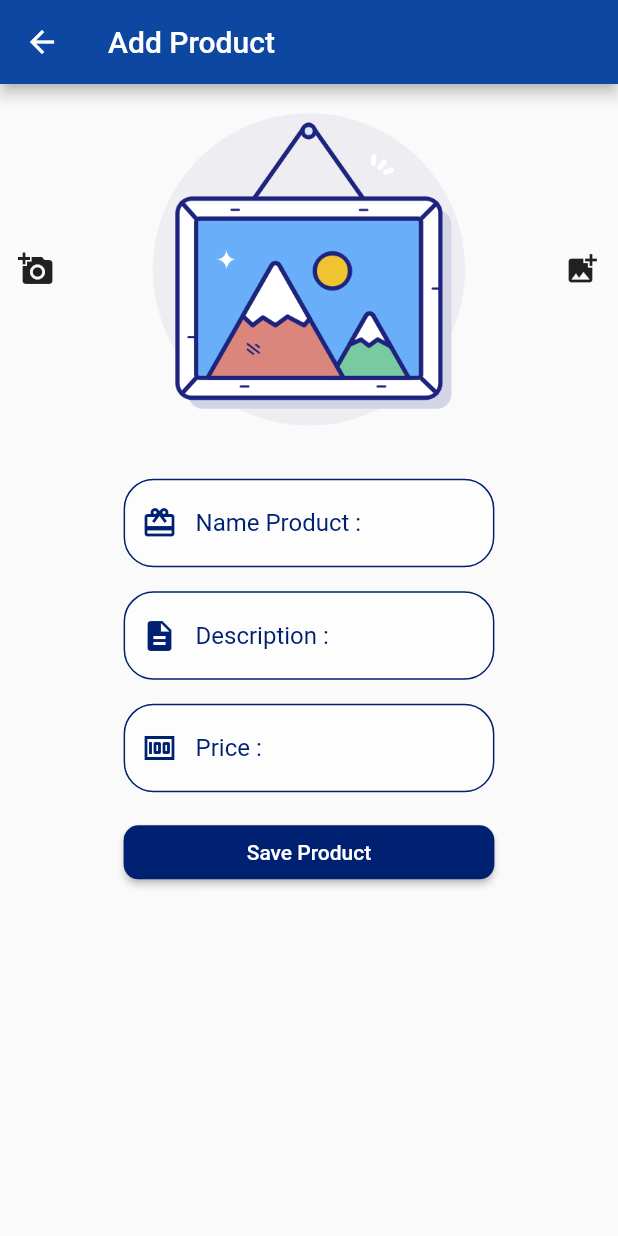
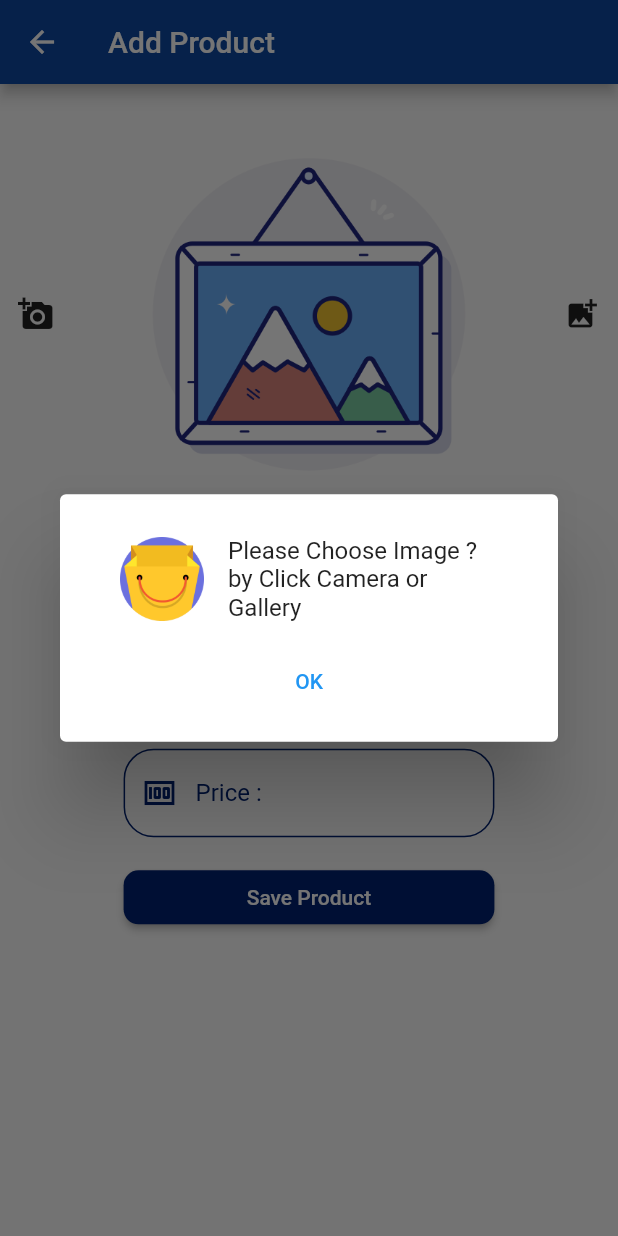
Before and after one commit to PatchaKaew/PatchaOSP, a Flutter app: the AddProduct screen opened by its route, after a tap on "Save Product", on a phone screen of 412 x 824 dp. Run offline on Flutter 3.47's test engine with Material 2 defaults, Android fonts, the phone set to English and light mode, and no system bars; our stand-ins replace cloud_firestore, firebase_auth, firebase_core, firebase_messaging, google_fonts, google_maps_flutter and 2 more; accounts and stored records are empty.

Commit message:
Require image Success

```diff
--- a/lib/states/add_product.dart
+++ b/lib/states/add_product.dart
@@ -1,4 +1,8 @@
+import 'dart:io';
+
 import 'package:flutter/material.dart';
+import 'package:image_picker/image_picker.dart';
+import 'package:kaewosp/utility/dialog.dart';
 import 'package:kaewosp/utility/my_style.dart';
 
 class AddProduct extends StatefulWidget {
@@ -8,6 +12,9 @@ class AddProduct extends StatefulWidget {
 
 class _AddProductState extends State<AddProduct> {
   double screen;
+  File file;
+  String name, destcrip, price;
+  bool statusProcess = false;
 
   Container buildName() {
     return Container(
@@ -17,7 +24,7 @@ class _AddProductState extends State<AddProduct> {
       margin: EdgeInsets.only(top: 16), //กำหนดระยะห่าง
       width: screen * 0.6,
       child: TextField(
-        onChanged: (value) {},
+        onChanged: (value) => name = value.trim(),
         decoration: InputDecoration(
           hintStyle: TextStyle(color: MyStyle().darkColor), //ใส่สีให้ hintStyle
           prefixIcon: Icon(
@@ -46,7 +53,7 @@ class _AddProductState extends State<AddProduct> {
       margin: EdgeInsets.only(top: 16), //กำหนดระยะห่าง
       width: screen * 0.6,
       child: TextField(
-        onChanged: (value) {},
+        onChanged: (value) => destcrip = value.trim(),
         decoration: InputDecoration(
           hintStyle: TextStyle(color: MyStyle().darkColor), //ใส่สีให้ hintStyle
           prefixIcon: Icon(
@@ -75,7 +82,8 @@ class _AddProductState extends State<AddProduct> {
       margin: EdgeInsets.only(top: 16), //กำหนดระยะห่าง
       width: screen * 0.6,
       child: TextField(
-        onChanged: (value) {},
+        keyboardType: TextInputType.number,
+        onChanged: (value) => price = value.trim(),
         decoration: InputDecoration(
           hintStyle: TextStyle(color: MyStyle().darkColor), //ใส่สีให้ hintStyle
           prefixIcon: Icon(
@@ -104,16 +112,26 @@ class _AddProductState extends State<AddProduct> {
         backgroundColor: MyStyle().primaryColor,
         title: Text('Add Product'),
       ),
-      body: SingleChildScrollView(
+      body: Stack(children: [
+        statusProcess ? MyStyle().showProgress() : SizedBox(),
+        buildSingleChildScrollView(),
+      ]),
+    );
+  }
+
+  SingleChildScrollView buildSingleChildScrollView() {
+    return SingleChildScrollView(
       child: Column(
         children: [
+          SizedBox(
+            height: 30,
+          ),
           buildRowImage(),
           buildName(),
           buildDescription(),
           buildPrice(),
           buildSaveProduct(),
         ],
-        ),
       ),
     );
   }
@@ -123,28 +141,105 @@ class _AddProductState extends State<AddProduct> {
       margin: EdgeInsets.only(top: 16),
       width: screen * 0.6,
       child: ElevatedButton(
-        style: ElevatedButton.styleFrom(primary: MyStyle().darkColor,
+        style: ElevatedButton.styleFrom(
+          primary: MyStyle().darkColor,
           shape: RoundedRectangleBorder(
             borderRadius: BorderRadius.circular(10),
           ),
         ),
-        onPressed: () {},
+        onPressed: () {
+          if (file == null) {
+            normalDialog(
+                context, 'Please Choose Image ? by Click Camera or Gallery');
+          } else if ((name?.isEmpty ?? true) ||
+              (destcrip?.isEmpty ?? true) ||
+              (price?.isEmpty ?? true)) {
+            normalDialog(context, 'Have Space ? Please Fill Every Blank');
+          } else {
+            confirmSave();
+          }
+        },
         child: Text('Save Product'),
       ),
     );
+  }
+
+  Future<Null> confirmSave() async {
+    showDialog(
+      //SimpleDialog มี Scrollview
+      context: context,
+      builder: (context) => SimpleDialog(
+        title: ListTile(
+          leading: Image.file(file),
+          //title: Text('Name = $name'),
+          title: Text(name),
+          subtitle: Text(destcrip),
+        ),
+        children: [
+          Row(
+            mainAxisAlignment: MainAxisAlignment.center,
+            children: [
+              Text(
+                'Price = $price BTH',
+                style: TextStyle(color: Colors.red, fontSize: 30),
+              ),
+            ],
+          ),
+          Row(
+            mainAxisAlignment: MainAxisAlignment.spaceAround,
+            children: [
+              TextButton(
+                onPressed: () {
+                  uploadImageAndInsertData();
+                  setState(() {
+                    statusProcess = true;
+                  });
+                  Navigator.pop(context);
+                },
+                child: Text('Save Product'),
+              ),
+              TextButton(
+                onPressed: () => Navigator.pop(context),
+                child: Text(
+                  'Cancle',
+                  style: TextStyle(color: Colors.red),
+                ),
+              ),
+            ],
+          ),
+        ],
+      ),
+    );
+  }
+
+  Future<Null> chooseSourceImage(ImageSource source) async {
+    try {
+      var result = await ImagePicker()
+          .getImage(source: source, maxWidth: 800, maxHeight: 800);
+      setState(() {
+        file = File(result.path);
+      });
+    } catch (e) {}
   }
 
   Row buildRowImage() {
     return Row(
       mainAxisAlignment: MainAxisAlignment.spaceBetween,
       children: [
-        IconButton(icon: Icon(Icons.add_a_photo), onPressed: () {}),
+        IconButton(
+            icon: Icon(Icons.add_a_photo),
+            onPressed: () => chooseSourceImage(ImageSource.camera)),
         Container(
           width: screen * 0.6,
-          child: Image.asset('images/image.png'),
+          child:
+              file == null ? Image.asset('images/image.png') : Image.file(file),
         ),
-        IconButton(icon: Icon(Icons.add_photo_alternate), onPressed: () {}),
+        IconButton(
+            icon: Icon(Icons.add_photo_alternate),
+            onPressed: () => chooseSourceImage(ImageSource.gallery)),
       ],
     );
   }
+
+  void uploadImageAndInsertData() {}
 }
```
Lines whose indentation alone changed are shown as unchanged.
